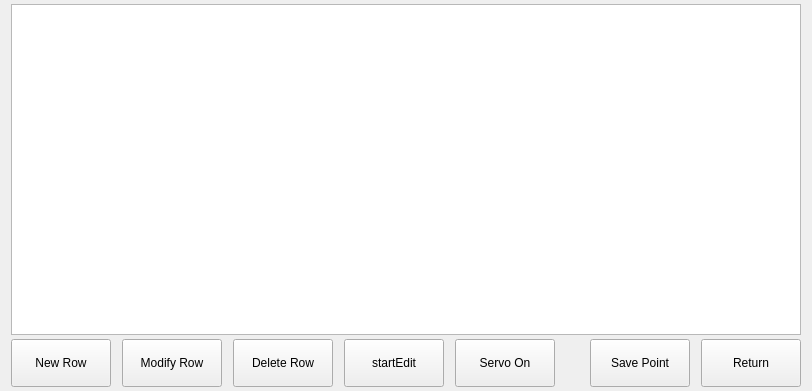
Qt form icprogrampage/icprogrampage.ui (GaussCheng/2-5AxisPunch) before a commit.
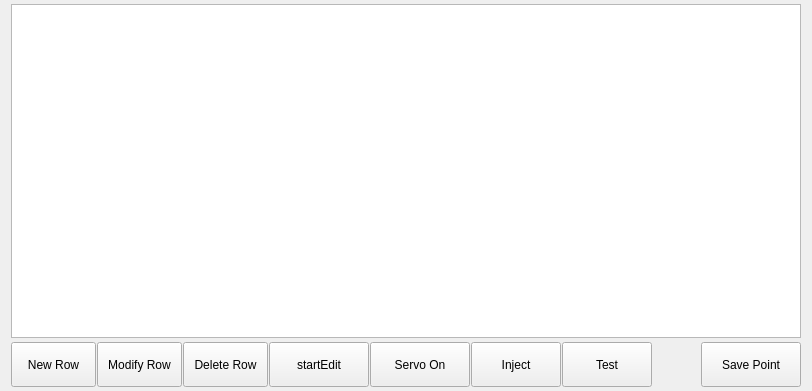
The same form after that commit. Custom widgets are drawn as their Qt base class.

What changed in the file:
```diff
--- a/icprogrampage/icprogrampage.ui
+++ b/icprogrampage/icprogrampage.ui
@@ -39,14 +39,14 @@
    <item>
     <layout class="QHBoxLayout" name="horizontalLayout">
      <property name="spacing">
-      <number>11</number>
+      <number>1</number>
      </property>
      <item>
       <widget class="QPushButton" name="newButton">
        <property name="minimumSize">
         <size>
-         <width>100</width>
-         <height>48</height>
+         <width>85</width>
+         <height>45</height>
         </size>
        </property>
        <property name="focusPolicy">
@@ -61,8 +61,8 @@
       <widget class="QPushButton" name="modiifyButton">
        <property name="minimumSize">
         <size>
-         <width>100</width>
-         <height>48</height>
+         <width>85</width>
+         <height>45</height>
         </size>
        </property>
        <property name="focusPolicy">
@@ -77,8 +77,8 @@
       <widget class="QPushButton" name="deleteButton">
        <property name="minimumSize">
         <size>
-         <width>100</width>
-         <height>48</height>
+         <width>85</width>
+         <height>45</height>
         </size>
        </property>
        <property name="focusPolicy">
@@ -94,7 +94,7 @@
        <property name="minimumSize">
         <size>
          <width>100</width>
-         <height>48</height>
+         <height>45</height>
         </size>
        </property>
        <property name="focusPolicy">
@@ -113,7 +113,7 @@
        <property name="minimumSize">
         <size>
          <width>100</width>
-         <height>48</height>
+         <height>45</height>
         </size>
        </property>
        <property name="focusPolicy">
@@ -127,6 +127,44 @@
        </property>
       </widget>
      </item>
+     <item>
+      <widget class="QPushButton" name="injectButton">
+       <property name="minimumSize">
+        <size>
+         <width>90</width>
+         <height>45</height>
+        </size>
+       </property>
+       <property name="focusPolicy">
+        <enum>Qt::NoFocus</enum>
+       </property>
+       <property name="text">
+        <string>Inject</string>
+       </property>
+       <property name="checkable">
+        <bool>false</bool>
+       </property>
+      </widget>
+     </item>
+     <item>
+      <widget class="QPushButton" name="testButton">
+       <property name="minimumSize">
+        <size>
+         <width>90</width>
+         <height>45</height>
+        </size>
+       </property>
+       <property name="focusPolicy">
+        <enum>Qt::NoFocus</enum>
+       </property>
+       <property name="text">
+        <string>Test</string>
+       </property>
+       <property name="checkable">
+        <bool>false</bool>
+       </property>
+      </widget>
+     </item>
      <item>
       <spacer name="horizontalSpacer_2">
        <property name="orientation">
@@ -145,7 +183,7 @@
        <property name="minimumSize">
         <size>
          <width>100</width>
-         <height>48</height>
+         <height>45</height>
         </size>
        </property>
        <property name="focusPolicy">
@@ -156,22 +194,6 @@
        </property>
       </widget>
      </item>
-     <item>
-      <widget class="QPushButton" name="pushButton">
-       <property name="minimumSize">
-        <size>
-         <width>100</width>
-         <height>48</height>
-        </size>
-       </property>
-       <property name="focusPolicy">
-        <enum>Qt::NoFocus</enum>
-       </property>
-       <property name="text">
-        <string>Return</string>
-       </property>
-      </widget>
-     </item>
     </layout>
    </item>
   </layout>
```
